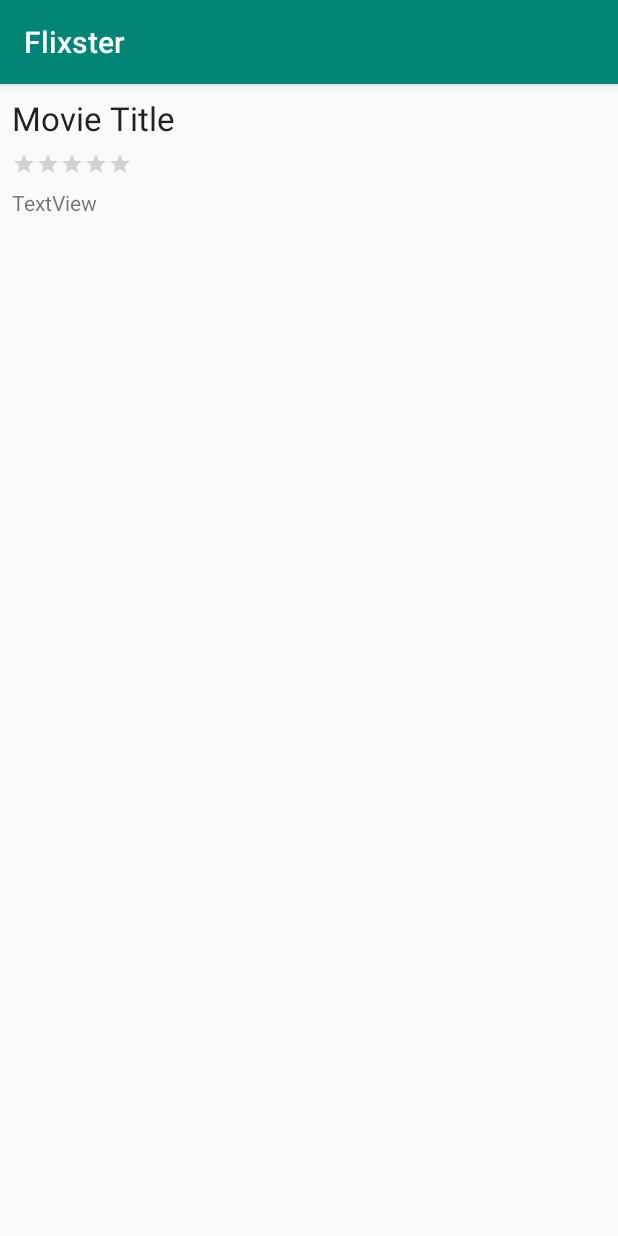
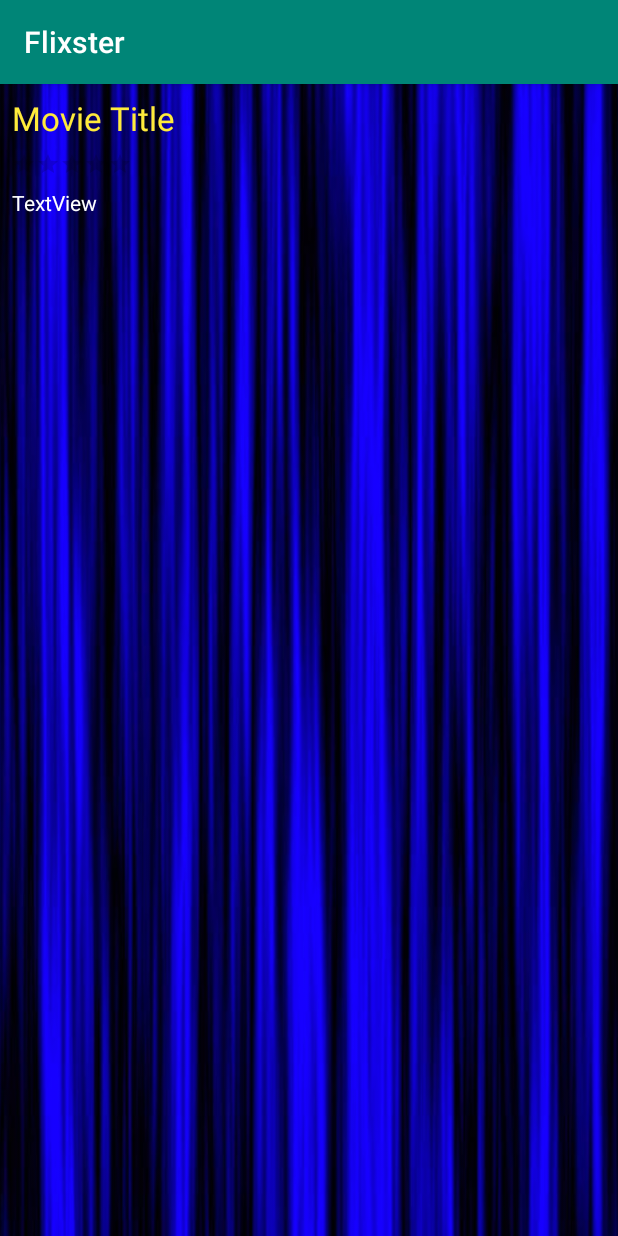
Before and after one commit to jkallini/Flixster, an Android app: the MovieDetailsActivity screen opened directly, with no data from a screen before it, on a phone screen of 412 x 824 dp. Run offline under Robolectric (Android 15) with nearby library versions, the light colour scheme and no system bars; libraries missing offline, so code that uses them is left out: org.parceler; 5 statements that could not run were skipped.

Commit message:
Improved the user interface with background images and new text colors!

```diff
--- a/app/src/main/res/layout-land/item_movie.xml
+++ b/app/src/main/res/layout-land/item_movie.xml
@@ -39,6 +39,7 @@
         android:layout_marginBottom="7dp"
         android:text="Movie Title"
         android:textAppearance="@style/TextAppearance.AppCompat.Large"
+        android:textColor="#FFEB3B"
         app:layout_constraintBottom_toTopOf="@+id/tvOverview"
         app:layout_constraintEnd_toEndOf="parent"
         app:layout_constraintStart_toEndOf="@+id/ivBackdropImage"
@@ -52,6 +53,7 @@
         android:layout_marginRight="8dp"
         android:layout_marginBottom="8dp"
         android:text="TextView"
+        android:textColor="#FFFFFF"
         app:layout_constraintBottom_toBottomOf="parent"
         app:layout_constraintEnd_toEndOf="parent"
         app:layout_constraintHorizontal_bias="0.5"
--- a/app/src/main/res/layout/activity_movie_details.xml
+++ b/app/src/main/res/layout/activity_movie_details.xml
@@ -4,7 +4,8 @@
     xmlns:tools="http://schemas.android.com/tools"
     android:layout_width="match_parent"
     android:layout_height="match_parent"
-    tools:context=".MovieDetailsActivity">
+    tools:context=".MovieDetailsActivity"
+    android:background="@drawable/blue_curtain">
 
     <TextView
         android:id="@+id/tvTitle"
@@ -15,6 +16,7 @@
         android:layout_marginTop="8dp"
         android:text="Movie Title"
         android:textAppearance="@style/TextAppearance.AppCompat.Large"
+        android:textColor="#FFEB3B"
         app:layout_constraintStart_toStartOf="parent"
         app:layout_constraintTop_toTopOf="parent" />
 
@@ -42,6 +44,7 @@
         android:layout_marginRight="8dp"
         android:layout_marginBottom="8dp"
         android:text="TextView"
+        android:textColor="#FFFFFF"
         app:layout_constraintBottom_toBottomOf="parent"
         app:layout_constraintEnd_toEndOf="parent"
         app:layout_constraintStart_toStartOf="parent"
--- a/app/src/main/res/layout/activity_movie_list.xml
+++ b/app/src/main/res/layout/activity_movie_list.xml
@@ -4,7 +4,8 @@
     xmlns:tools="http://schemas.android.com/tools"
     android:layout_width="match_parent"
     android:layout_height="match_parent"
-    tools:context=".MovieListActivity">
+    tools:context=".MovieListActivity"
+    android:background="@drawable/red_curtain">
 
     <android.support.v7.widget.RecyclerView
         android:id="@+id/rvMovies"
--- a/app/src/main/res/layout/item_movie.xml
+++ b/app/src/main/res/layout/item_movie.xml
@@ -30,6 +30,7 @@
         android:layout_marginRight="5dp"
         android:text="Movie Title "
         android:textAppearance="@style/TextAppearance.AppCompat.Large"
+        android:textColor="#FFEB3B"
         app:layout_constraintBottom_toTopOf="@+id/tvOverview"
         app:layout_constraintEnd_toEndOf="parent"
         app:layout_constraintHorizontal_bias="0.473"
@@ -45,6 +46,7 @@
         android:layout_marginEnd="8dp"
         android:layout_marginRight="8dp"
         android:text="Movie overview and synopsis"
+        android:textColor="#FFFFFF"
         app:layout_constraintBottom_toBottomOf="parent"
         app:layout_constraintEnd_toEndOf="parent"
         app:layout_constraintStart_toEndOf="@+id/ivPosterImage"
```
Also changed, not shown: app/src/main/res/drawable/blue_curtain.jpg (added), app/src/main/res/drawable/red_curtain.jpg (added).
